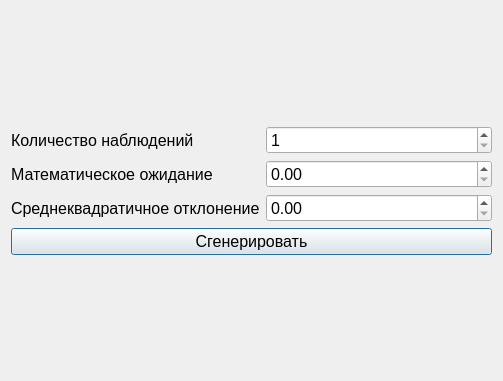
Above: statapp/ui/generate_window.ui from shizand/statapp before the change. Below: the same form after it.
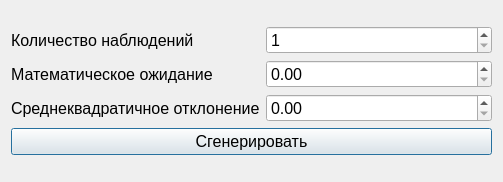
That is the form after the change.

What changed in the file:
```diff
--- a/statapp/ui/generate_window.ui
+++ b/statapp/ui/generate_window.ui
@@ -7,7 +7,7 @@
     <x>0</x>
     <y>0</y>
     <width>503</width>
-    <height>381</height>
+    <height>182</height>
    </rect>
   </property>
   <property name="font">
@@ -43,7 +43,11 @@
       </widget>
      </item>
      <item row="1" column="1">
-      <widget class="QDoubleSpinBox" name="matSpinBox"/>
+      <widget class="QDoubleSpinBox" name="matSpinBox">
+       <property name="maximum">
+        <double>1000000.000000000000000</double>
+       </property>
+      </widget>
      </item>
      <item row="0" column="0">
       <widget class="QLabel" name="label">
@@ -57,10 +61,17 @@
        <property name="minimum">
         <number>1</number>
        </property>
+       <property name="maximum">
+        <number>500</number>
+       </property>
       </widget>
      </item>
      <item row="2" column="1">
-      <widget class="QDoubleSpinBox" name="deviationSpinBox"/>
+      <widget class="QDoubleSpinBox" name="deviationSpinBox">
+       <property name="maximum">
+        <double>1000000.000000000000000</double>
+       </property>
+      </widget>
      </item>
     </layout>
    </item>
```
